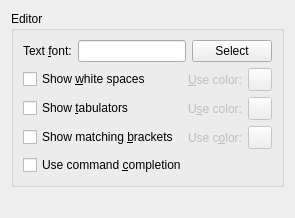
fhackenberger/ktikz, file app/configeditorwidget.ui: the form before one commit.
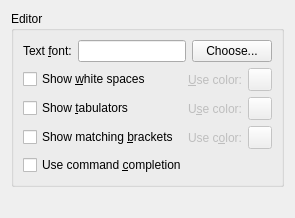
The form after the commit. Custom widgets are drawn as their Qt base class.

Diff of the .ui file:
```diff
--- a/app/configeditorwidget.ui
+++ b/app/configeditorwidget.ui
@@ -49,7 +49,7 @@
            <string>&lt;p&gt;Select the font of the main text.&lt;/p&gt;</string>
           </property>
           <property name="text">
-           <string>Select</string>
+           <string>Choose...</string>
           </property>
          </widget>
         </item>
```
Left out of the diff: 2 changed lines with no effect on the pictures.
